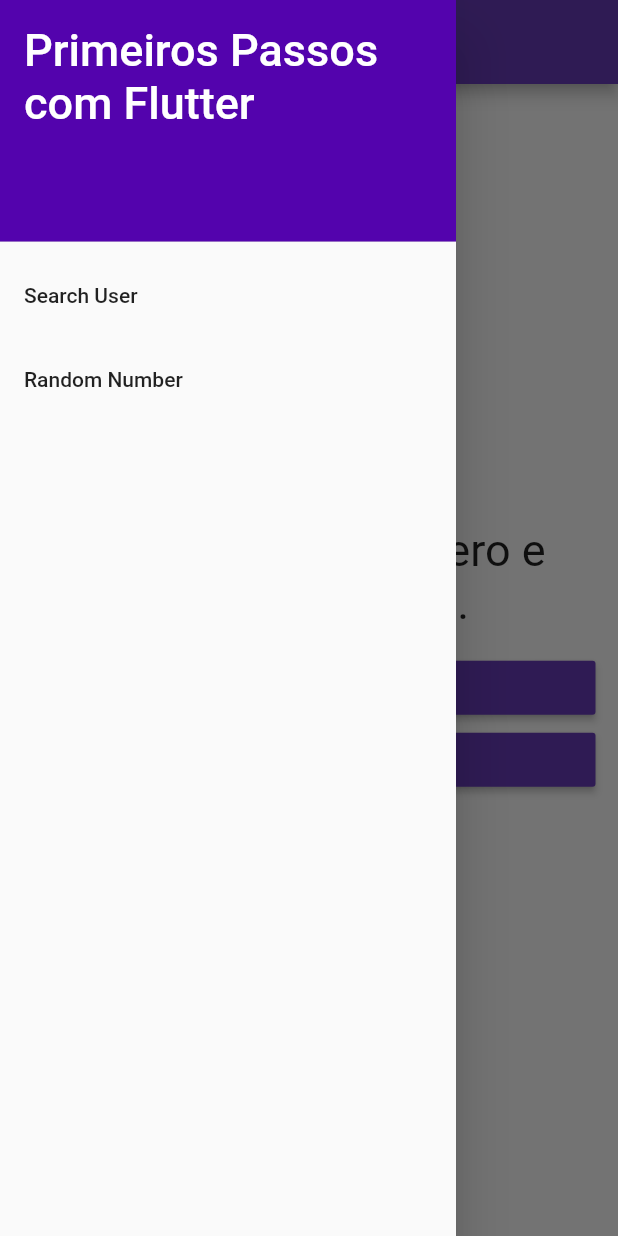
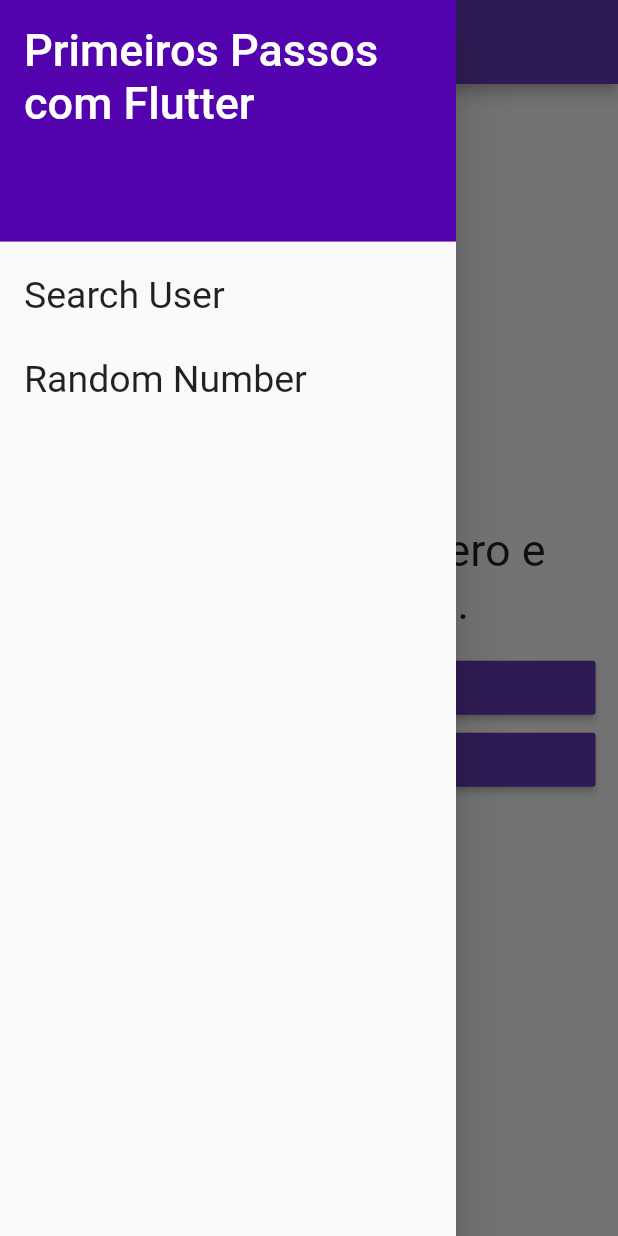
Before and after one commit to DuhAlonso/app_primeiros_passos, a Flutter app: the RandomPage screen opened directly, with the side drawer open, on a phone screen of 412 x 824 dp. Run offline on Flutter 3.47's test engine with Material 2 defaults, Android fonts, the phone set to English and light mode, and no system bars; network calls fail.

```diff
--- a/lib/widget/drawer.dart
+++ b/lib/widget/drawer.dart
@@ -17,7 +17,8 @@ import 'package:primeiros_passos/pages/random.dart';
             ),
           ),
           ListTile(
-            title: Text('Search User'),
+            title: Text('Search User',
+              style: TextStyle(fontSize: 25, fontWeight: FontWeight.w400)),
             onTap: () {
               Navigator.of(context).push(
                 MaterialPageRoute(builder: (context) => HomePage())
@@ -25,7 +26,8 @@ import 'package:primeiros_passos/pages/random.dart';
             },
           ),
           ListTile(
-            title: Text('Random Number'),
+            title: Text('Random Number',
+            style: TextStyle(fontSize: 25, fontWeight: FontWeight.w400)),
             onTap: () {
               Navigator.push(context,
                 MaterialPageRoute(builder: (context) => RandomPage())
```
Also changed, not shown: 2 other files.
